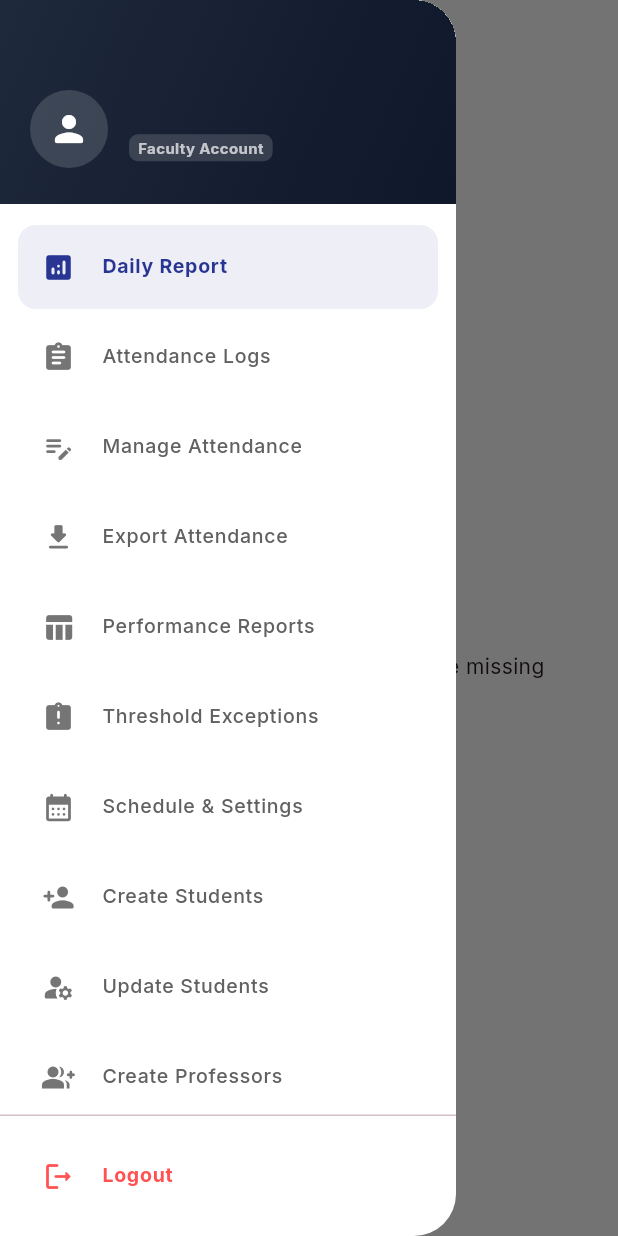
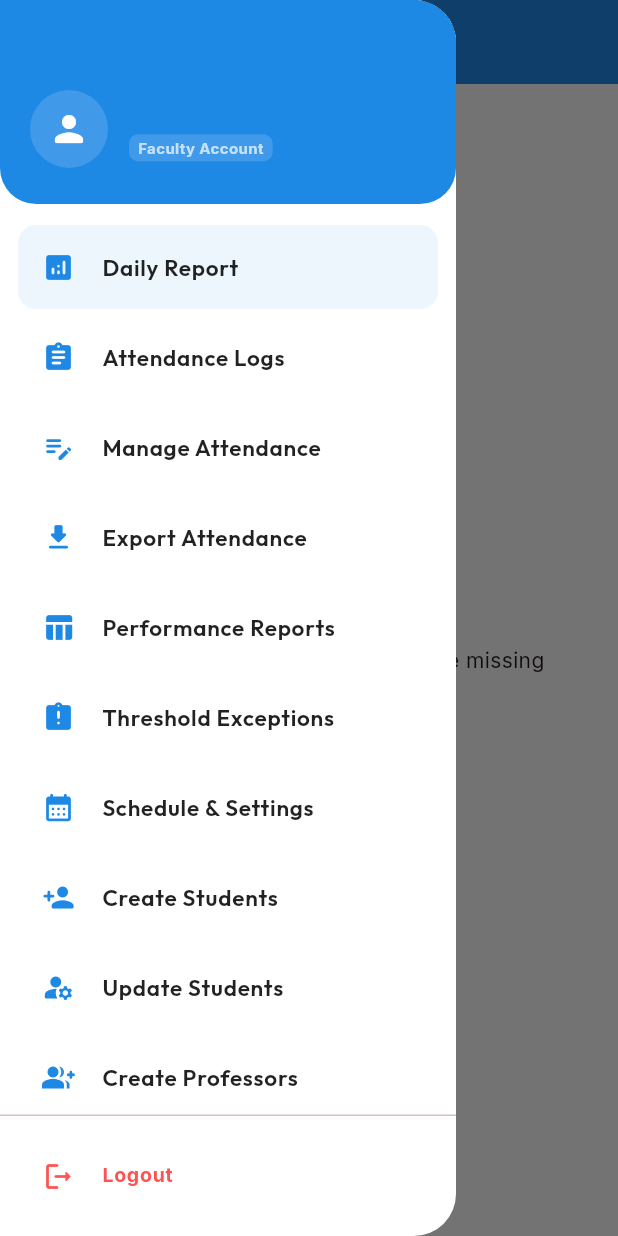
Before and after one commit to gitJoshuaSamuel/SWFieldWork, a Flutter app: the AdminLandingPage screen opened by its route, with the side drawer open, on a phone screen of 412 x 824 dp. Run offline on Flutter 3.47's test engine with Material 3 defaults, Android fonts, the phone set to English and light mode, and no system bars; our stand-ins replace flutter_map, geolocator, google_fonts, image_picker, latlong2, share_plus and 1 more; missing offline and left inert: excel; accounts and stored records are empty.

Commit message:
Changed the Admin view color to blue

```diff
--- a/lib/Admin/AdminLandingPage.dart
+++ b/lib/Admin/AdminLandingPage.dart
@@ -94,22 +94,22 @@ class _AdminLandingPageState extends State<AdminLandingPage> {
     Color? color,
   }) {
     final isSelected = _selectedPage == pageKey;
-    final activeColor = color ?? Colors.indigo[800]!;
+    final activeColor = color ?? const Color(0xFF1E88E5);
 
     return Padding(
       padding: const EdgeInsets.symmetric(horizontal: 12.0, vertical: 2.0),
       child: ListTile(
         leading: Icon(
           icon,
-          color: isSelected ? activeColor : Colors.grey[600],
+          color: activeColor,
           size: 22,
         ),
         title: Text(
           title,
-          style: GoogleFonts.inter(
-            fontSize: 13,
-            fontWeight: isSelected ? FontWeight.bold : FontWeight.w500,
-            color: isSelected ? activeColor : Colors.grey[700],
+          style: GoogleFonts.outfit(
+            fontSize: 15,
+            fontWeight: FontWeight.w600,
+            color: Colors.black87,
           ),
         ),
         selected: isSelected,
@@ -128,44 +128,15 @@ class _AdminLandingPageState extends State<AdminLandingPage> {
     return Scaffold(
       backgroundColor: Colors.grey[50],
       appBar: AppBar(
-        backgroundColor: Colors.grey[50],
+        backgroundColor: const Color(0xFF1E88E5),
+        foregroundColor: Colors.white,
         elevation: 0,
-        toolbarHeight: 64,
-        leadingWidth: 72,
-        leading: Padding(
-          padding: const EdgeInsets.only(left: 16.0, top: 8.0, bottom: 8.0),
-          child: Builder(
-            builder: (context) => IconButton(
-              icon: Container(
-                alignment: Alignment.center,
-                decoration: BoxDecoration(
-                  color: Colors.white,
-                  borderRadius: BorderRadius.circular(12),
-                  boxShadow: [
-                    BoxShadow(
-                      color: Colors.black.withValues(alpha: 0.05),
-                      blurRadius: 6,
-                      offset: const Offset(0, 3),
-                    ),
-                  ],
-                  border: Border.all(color: Colors.grey[200]!, width: 1),
-                ),
-                child: const Icon(
-                  Icons.menu_rounded,
-                  color: Colors.black87,
-                  size: 20,
-                ),
-              ),
-              onPressed: () => Scaffold.of(context).openDrawer(),
-            ),
-          ),
-        ),
         title: Text(
           _selectedPage,
           style: GoogleFonts.outfit(
             fontSize: 20,
             fontWeight: FontWeight.bold,
-            color: Colors.black87,
+            color: Colors.white,
           ),
         ),
         centerTitle: true,
@@ -180,7 +151,7 @@ class _AdminLandingPageState extends State<AdminLandingPage> {
         ),
         child: Column(
           children: [
-            // Header with Gradient and Live Profile
+            // Header with matching background and Live Profile
             Container(
               width: double.infinity,
               padding: const EdgeInsets.only(
@@ -190,10 +161,10 @@ class _AdminLandingPageState extends State<AdminLandingPage> {
                 bottom: 24,
               ),
               decoration: const BoxDecoration(
-                gradient: LinearGradient(
-                  colors: [Color(0xFF1E293B), Color(0xFF0F172A)],
-                  begin: Alignment.topLeft,
-                  end: Alignment.bottomRight,
+                color: Color(0xFF1E88E5),
+                borderRadius: BorderRadius.only(
+                  bottomLeft: Radius.circular(24),
+                  bottomRight: Radius.circular(24),
                 ),
               ),
               child: Row(
```
Also changed, not shown: lib/Admin/attendanceExceptionsPage.dart (+96 -106 lines).
